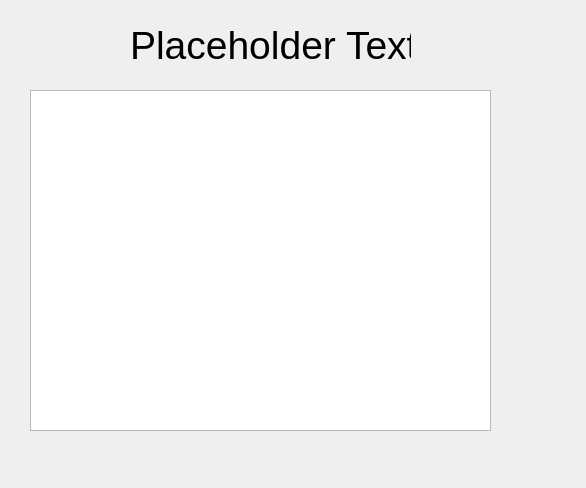
Above: Client/pages/user_page_test.ui from Kolby-MacDonald/AvailData before the change. Below: the same form after it.
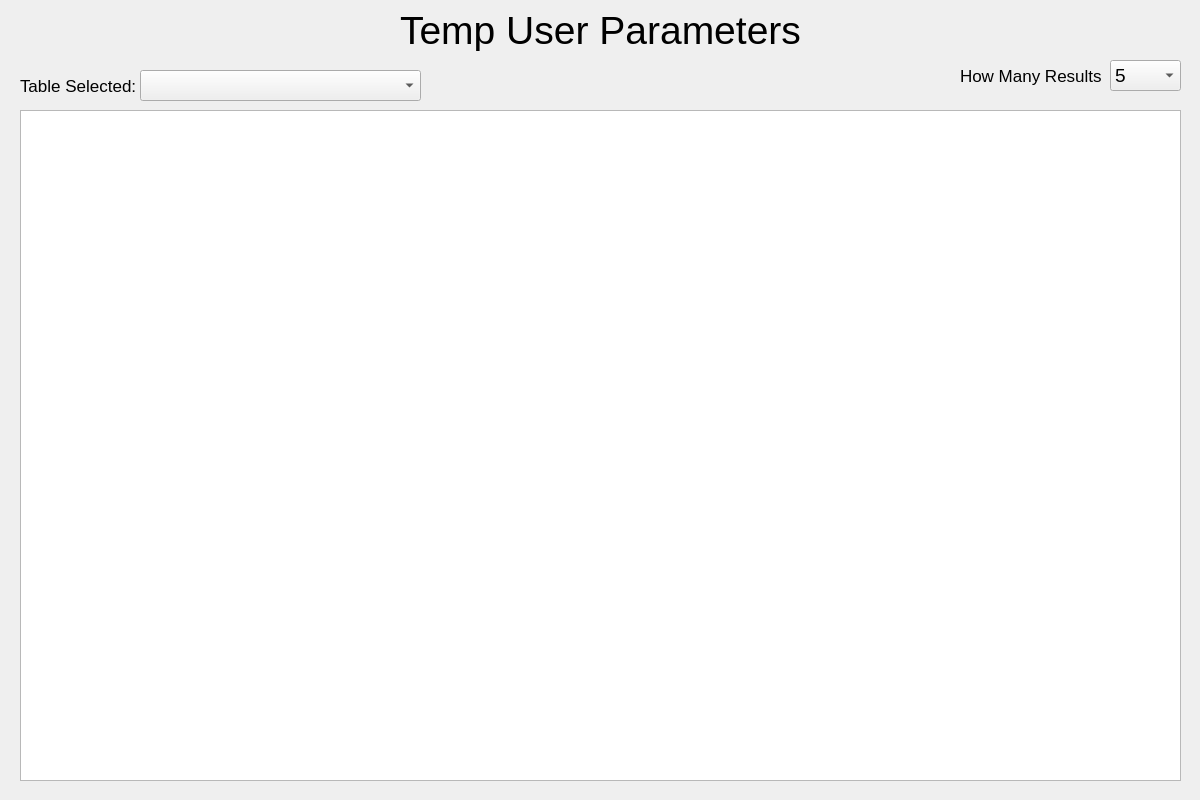
That is the form after the change.

Commit message: Socket System Attempt

```diff
--- a/Client/pages/user_page_test.ui
+++ b/Client/pages/user_page_test.ui
@@ -6,30 +6,32 @@
    <rect>
     <x>0</x>
     <y>0</y>
-    <width>586</width>
-    <height>488</height>
+    <width>1200</width>
+    <height>800</height>
    </rect>
   </property>
+  <property name="minimumSize">
+   <size>
+    <width>1200</width>
+    <height>800</height>
+   </size>
+  </property>
+  <property name="maximumSize">
+   <size>
+    <width>1200</width>
+    <height>800</height>
+   </size>
+  </property>
   <property name="windowTitle">
    <string>Form</string>
   </property>
-  <widget class="QTableView" name="tableView">
-   <property name="geometry">
-    <rect>
-     <x>30</x>
-     <y>90</y>
-     <width>461</width>
-     <height>341</height>
-    </rect>
-   </property>
-  </widget>
   <widget class="QLabel" name="label">
    <property name="geometry">
     <rect>
-     <x>130</x>
+     <x>0</x>
      <y>10</y>
-     <width>281</width>
-     <height>71</height>
+     <width>1201</width>
+     <height>41</height>
     </rect>
    </property>
    <property name="font">
@@ -38,7 +40,116 @@
     </font>
    </property>
    <property name="text">
-    <string>Placeholder Text</string> 
+    <string>Temp User Parameters</string>
+   </property>
+   <property name="alignment">
+    <set>Qt::AlignCenter</set>
+   </property>
+  </widget>
+  <widget class="QLabel" name="label_2">
+   <property name="geometry">
+    <rect>
+     <x>960</x>
+     <y>50</y>
+     <width>141</width>
+     <height>51</height>
+    </rect>
+   </property>
+   <property name="font">
+    <font>
+     <pointsize>13</pointsize>
+    </font>
+   </property>
+   <property name="text">
+    <string>How Many Results:</string>
+   </property>
+  </widget>
+  <widget class="QLabel" name="label_3">
+   <property name="geometry">
+    <rect>
+     <x>20</x>
+     <y>60</y>
+     <width>121</width>
+     <height>51</height>
+    </rect>
+   </property>
+   <property name="font">
+    <font>
+     <pointsize>13</pointsize>
+    </font>
+   </property>
+   <property name="text">
+    <string>Table Selected:</string>
+   </property>
+  </widget>
+  <widget class="QComboBox" name="table_select_combobox">
+   <property name="geometry">
+    <rect>
+     <x>140</x>
+     <y>70</y>
+     <width>281</width>
+     <height>31</height>
+    </rect>
+   </property>
+  </widget>
+  <widget class="QComboBox" name="result_select_combobox">
+   <property name="geometry">
+    <rect>
+     <x>1110</x>
+     <y>60</y>
+     <width>71</width>
+     <height>31</height>
+    </rect>
+   </property>
+   <property name="font">
+    <font>
+     <pointsize>14</pointsize>
+    </font>
+   </property>
+   <item>
+    <property name="text">
+     <string>5</string>
+    </property>
+   </item>
+   <item>
+    <property name="text">
+     <string>10</string>
+    </property>
+   </item>
+   <item>
+    <property name="text">
+     <string>25</string>
+    </property>
+   </item>
+   <item>
+    <property name="text">
+     <string>50</string>
+    </property>
+   </item>
+   <item>
+    <property name="text">
+     <string>100</string>
+    </property>
+   </item>
+   <item>
+    <property name="text">
+     <string>All</string>
+    </property>
+   </item>
+  </widget>
+  <widget class="QTableView" name="dataresults_tableview">
+   <property name="geometry">
+    <rect>
+     <x>20</x>
+     <y>110</y>
+     <width>1161</width>
+     <height>671</height>
+    </rect>
+   </property>
+   <property name="font">
+    <font>
+     <pointsize>12</pointsize>
+    </font>
    </property>
   </widget>
  </widget>
```
The commit also changes 2 other files.
